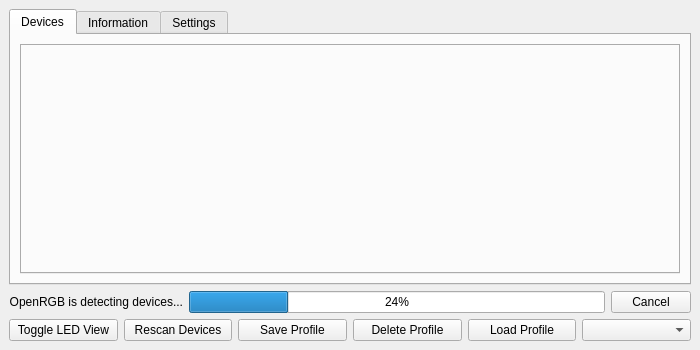
Qt form qt/OpenRGBDialog2.ui (CalcProgrammer1/OpenRGB) before a commit.
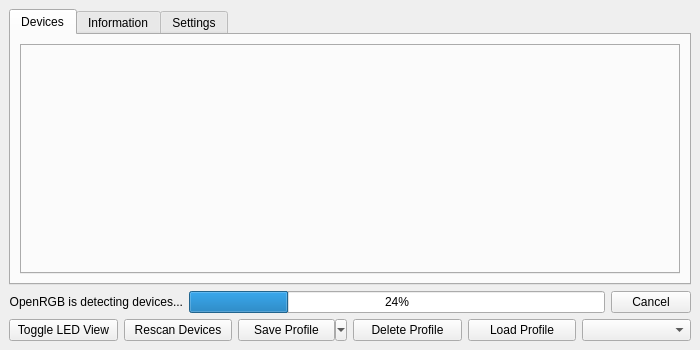
The same form after that commit.

Commit message: OpenRGBDialog2: Save Profile button with Save Profile As menu

What changed in the file:
```diff
--- a/qt/OpenRGBDialog2.ui
+++ b/qt/OpenRGBDialog2.ui
@@ -96,10 +96,19 @@
        </widget>
       </item>
       <item>
-       <widget class="QPushButton" name="ButtonSaveProfile">
+       <widget class="QToolButton" name="ButtonSaveProfile">
+        <property name="sizePolicy">
+         <sizepolicy hsizetype="Minimum" vsizetype="Minimum">
+          <horstretch>0</horstretch>
+          <verstretch>0</verstretch>
+         </sizepolicy>
+        </property>
         <property name="text">
          <string>Save Profile</string>
         </property>
+        <property name="popupMode">
+         <enum>QToolButton::MenuButtonPopup</enum>
+        </property>
        </widget>
       </item>
       <item>
```
Left out of the diff: 16 changed lines with no effect on the pictures. The commit also changes 2 other files.
